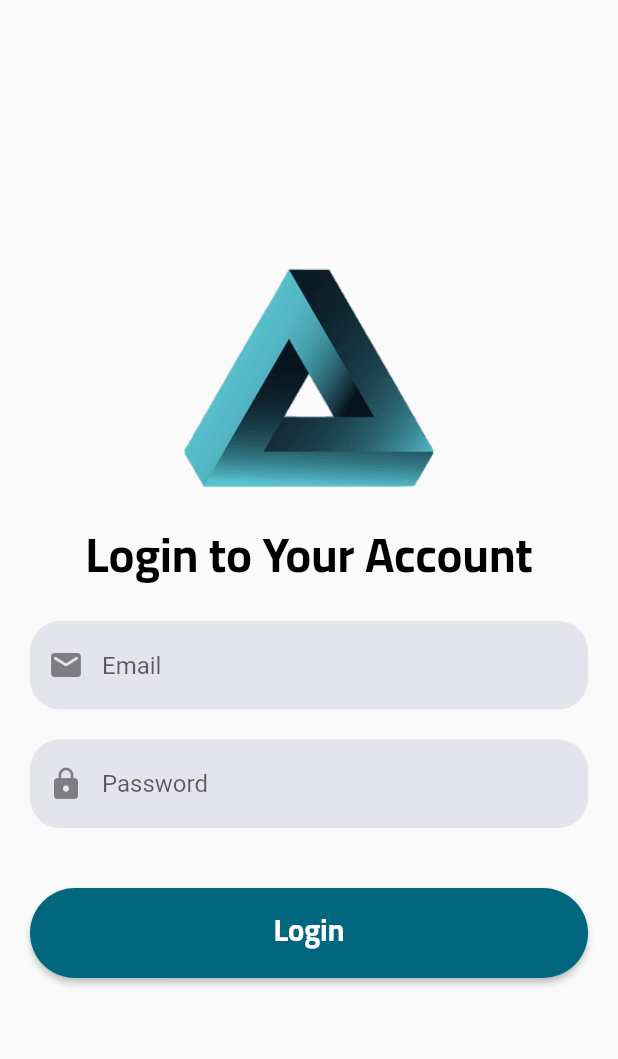
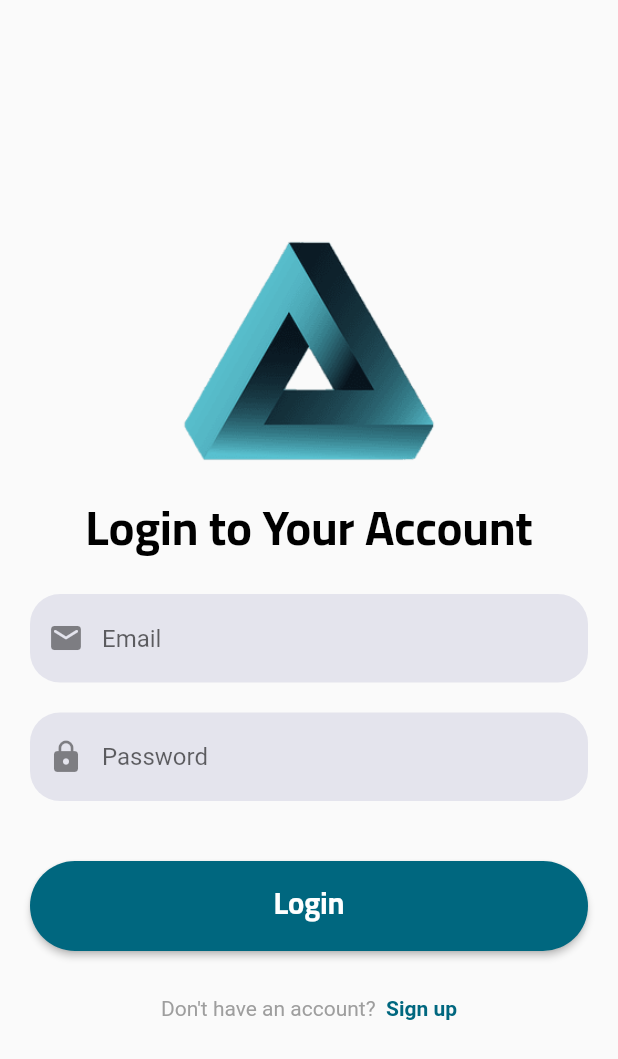
Before and after one commit to KosaiAli/expShare, a Flutter app: the LogInScreen screen opened by its route, on a phone screen of 412 x 824 dp. Shown: the top 1059 px of the screen. Run offline on Flutter 3.47's test engine with Material 2 defaults, Android fonts, the phone set to English and light mode, and no system bars.

Commit message:
add sign up link to login screen

```diff
--- a/front-end/lib/main.dart
+++ b/front-end/lib/main.dart
@@ -1,4 +1,5 @@
 import 'package:expshare/screens/login_screen.dart';
+import 'package:expshare/screens/signup_screen.dart';
 import 'package:flutter/material.dart';
 
 import 'screens/welcome_screen.dart';
@@ -21,9 +22,11 @@ class MyApp extends StatelessWidget {
       home: const Scaffold(
         body: WelcomeScreen(),
       ),
+      debugShowCheckedModeBanner: false,
       routes: {
         LogInScreen.routeName: (ctx) => const LogInScreen(),
         WelcomeScreen.routeName: (ctx) => const WelcomeScreen(),
+        SignUpScreen.routeName: (ctx) => const SignUpScreen(),
       },
     );
   }
--- a/front-end/lib/screens/login_screen.dart
+++ b/front-end/lib/screens/login_screen.dart
@@ -1,6 +1,7 @@
 import 'package:flutter/material.dart';
 
 import '../constants.dart';
+import './signup_screen.dart';
 
 class LogInScreen extends StatelessWidget {
   const LogInScreen({super.key});
@@ -26,7 +27,30 @@ class LogInScreen extends StatelessWidget {
                 .titleLarge
                 ?.copyWith(color: Colors.black),
           ),
-          const LoginForm()
+          const LoginForm(),
+          Padding(
+            padding: const EdgeInsets.symmetric(vertical: 10),
+            child: Row(
+              mainAxisAlignment: MainAxisAlignment.center,
+              children: [
+                const Text(
+                  "Don't have an account?",
+                  style: TextStyle(color: Colors.grey),
+                ),
+                GestureDetector(
+                  onTap: () {
+                    Navigator.pushNamed(context, SignUpScreen.routeName);
+                  },
+                  child: Text(
+                    '  Sign up',
+                    style: TextStyle(
+                        fontWeight: FontWeight.bold,
+                        color: Theme.of(context).primaryColor),
+                  ),
+                ),
+              ],
+            ),
+          ),
         ],
       ),
     );
```
Also changed, not shown: front-end/lib/screens/signup_screen.dart (added, +13 -0 lines), front-end/lib/welcome_page.dart (added, +81 -0 lines).
